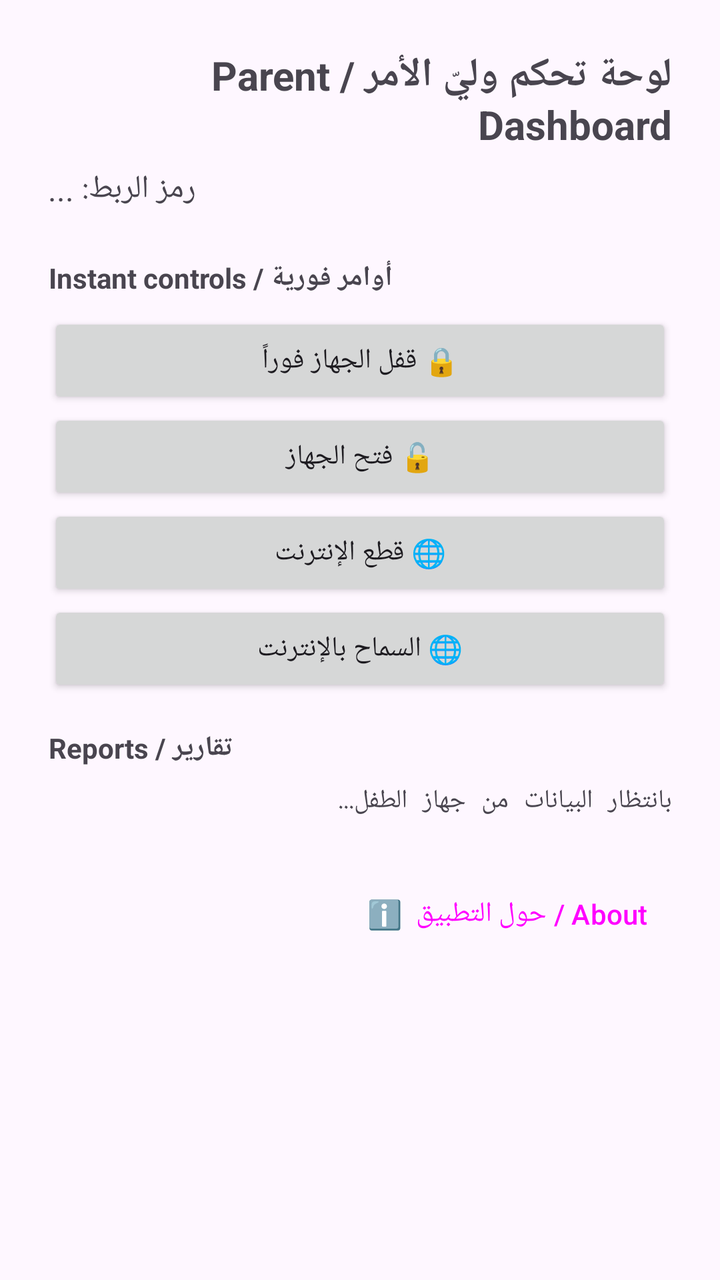
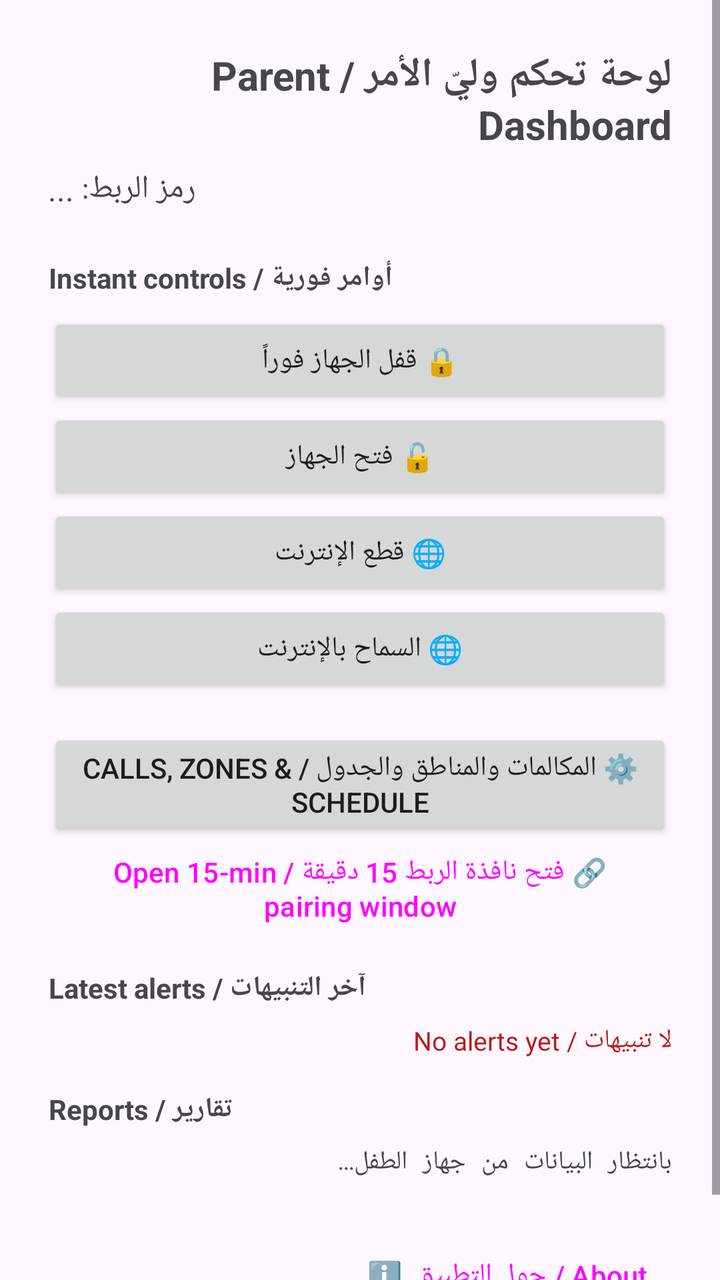

Screens rendered from an Android XML layout before and after an edit, with the pre-edit source and the edit as a unified diff.
<!-- AndroidManifest.xml: application theme Theme.BeaverGuardian -->
<!-- res/layout/activity_parent.xml -->
<?xml version="1.0" encoding="utf-8"?>
<ScrollView xmlns:android="http://schemas.android.com/apk/res/android"
    android:layout_width="match_parent"
    android:layout_height="match_parent">

    <LinearLayout
        android:layout_width="match_parent"
        android:layout_height="wrap_content"
        android:orientation="vertical"
        android:padding="24dp">

        <TextView
            android:layout_width="wrap_content"
            android:layout_height="wrap_content"
            android:text="لوحة تحكم وليّ الأمر / Parent Dashboard"
            android:textSize="20sp"
            android:textStyle="bold"
            android:layout_marginBottom="8dp" />

        <TextView
            android:id="@+id/tvPairCode"
            android:layout_width="wrap_content"
            android:layout_height="wrap_content"
            android:text="رمز الربط: ..."
            android:textSize="16sp"
            android:layout_marginBottom="24dp" />

        <TextView
            android:layout_width="wrap_content"
            android:layout_height="wrap_content"
            android:text="أوامر فورية / Instant controls"
            android:textStyle="bold"
            android:layout_marginBottom="8dp" />

        <Button android:id="@+id/btnLockNow" android:layout_width="match_parent" android:layout_height="wrap_content" android:text="🔒 قفل الجهاز فوراً" />
        <Button android:id="@+id/btnUnlock" android:layout_width="match_parent" android:layout_height="wrap_content" android:text="🔓 فتح الجهاز" />
        <Button android:id="@+id/btnBlockInternet" android:layout_width="match_parent" android:layout_height="wrap_content" android:text="🌐 قطع الإنترنت" />
        <Button android:id="@+id/btnAllowInternet" android:layout_width="match_parent" android:layout_height="wrap_content" android:text="🌐 السماح بالإنترنت" />

        <TextView
            android:layout_width="wrap_content"
            android:layout_height="wrap_content"
            android:text="تقارير / Reports"
            android:textStyle="bold"
            android:layout_marginTop="16dp"
            android:layout_marginBottom="8dp" />

        <TextView
            android:id="@+id/tvReport"
            android:layout_width="match_parent"
            android:layout_height="wrap_content"
            android:fontFamily="monospace"
            android:text="بانتظار البيانات من جهاز الطفل..."
            android:textSize="13sp" />

        
        <Button
            android:id="@+id/btnAbout"
            style="@style/Widget.Material3.Button.TextButton"
            android:layout_width="wrap_content"
            android:layout_height="wrap_content"
            android:layout_gravity="end"
            android:layout_marginTop="24dp"
            android:text="ℹ️  حول التطبيق / About" />

    </LinearLayout>
</ScrollView>
<!-- resources referenced by this layout -->
<resources>
  <style name="Theme.BeaverGuardian" parent="Theme.Material3.Light.NoActionBar">
          <item name="colorPrimary">@color/brand_blue</item>
          <item name="colorPrimaryVariant">@color/brand_blue_dark</item>
          <item name="colorSecondary">@color/teal</item>
          <item name="android:statusBarColor" tools:targetApi="l">@color/brand_blue_dark</item>
      </style>
  <color name="brand_blue">#3B6FD4</color>
  <color name="brand_blue_dark">#2A55A8</color>
  <color name="teal">#0EA5A5</color>
</resources>

<!-- the commit's change to res/layout/activity_parent.xml (unified diff, before → after) -->
@@ -37,6 +37,36 @@
         <Button android:id="@+id/btnBlockInternet" android:layout_width="match_parent" android:layout_height="wrap_content" android:text="🌐 قطع الإنترنت" />
         <Button android:id="@+id/btnAllowInternet" android:layout_width="match_parent" android:layout_height="wrap_content" android:text="🌐 السماح بالإنترنت" />
 
+        <Button
+            android:id="@+id/btnSettings"
+            android:layout_width="match_parent"
+            android:layout_height="wrap_content"
+            android:layout_marginTop="16dp"
+            android:text="⚙️ المكالمات والمناطق والجدول / Calls, zones &amp; schedule" />
+
+        <Button
+            android:id="@+id/btnOpenPairing"
+            style="@style/Widget.Material3.Button.TextButton"
+            android:layout_width="match_parent"
+            android:layout_height="wrap_content"
+            android:text="🔗 فتح نافذة الربط 15 دقيقة / Open 15-min pairing window" />
+
+        <TextView
+            android:layout_width="wrap_content"
+            android:layout_height="wrap_content"
+            android:text="آخر التنبيهات / Latest alerts"
+            android:textStyle="bold"
+            android:layout_marginTop="16dp"
+            android:layout_marginBottom="8dp" />
+
+        <TextView
+            android:id="@+id/tvAlerts"
+            android:layout_width="match_parent"
+            android:layout_height="wrap_content"
+            android:text="لا تنبيهات / No alerts yet"
+            android:textSize="13sp"
+            android:textColor="#B71C1C" />
+
         <TextView
             android:layout_width="wrap_content"
             android:layout_height="wrap_content"
